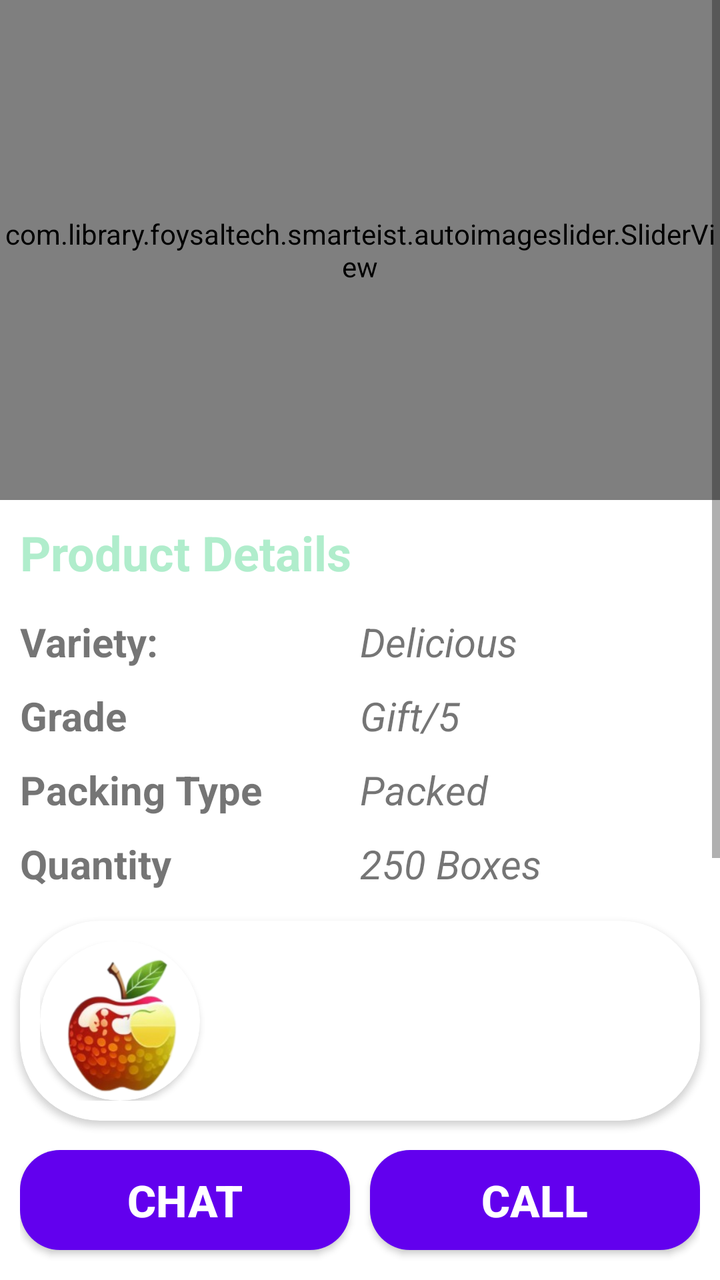
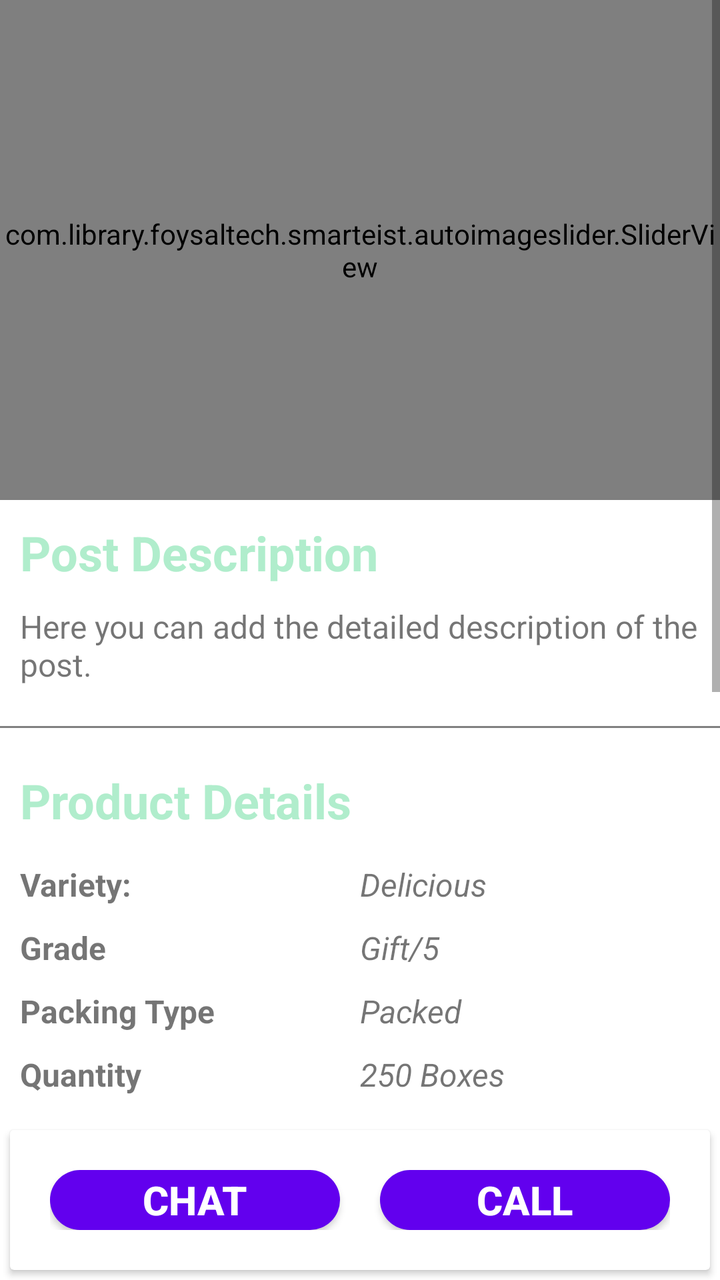

Screens rendered from an Android XML layout before and after an edit, with the pre-edit source and the edit as a unified diff.
<!-- AndroidManifest.xml: application theme Theme.AgroMart -->
<!-- res/layout/activity_post.xml -->
<?xml version="1.0" encoding="utf-8"?>
<androidx.constraintlayout.widget.ConstraintLayout xmlns:android="http://schemas.android.com/apk/res/android"
    xmlns:app="http://schemas.android.com/apk/res-auto"
    xmlns:tools="http://schemas.android.com/tools"
    android:layout_width="match_parent"
    android:layout_height="match_parent"
    tools:context=".PostActivity">

    <ScrollView
        android:id="@+id/scrollView2"
        android:layout_width="match_parent"
        android:layout_height="0dp"
        app:layout_constraintEnd_toEndOf="parent"
        app:layout_constraintStart_toStartOf="parent"
        app:layout_constraintTop_toTopOf="parent"
        app:layout_constraintBottom_toTopOf="@+id/buttonContainer"
        tools:ignore="SpeakableTextPresentCheck">

        <LinearLayout
            android:layout_width="match_parent"
            android:layout_height="wrap_content"
            android:orientation="vertical">

            <com.library.foysaltech.smarteist.autoimageslider.SliderView
                android:id="@+id/slider"
                android:layout_width="match_parent"
                android:layout_height="250dp"
                app:sliderAnimationDuration="600"
                app:sliderAutoCycleDirection="back_and_forth"
                app:sliderStartAutoCycle="true"
                app:sliderIndicatorAnimationDuration="600"
                app:sliderIndicatorEnabled="true"
                app:sliderIndicatorGravity="center_horizontal|bottom"
                app:sliderIndicatorMargin="15dp"
                app:sliderIndicatorOrientation="horizontal"
                app:sliderIndicatorPadding="3dp"
                app:sliderIndicatorRadius="2dp"
                app:sliderIndicatorSelectedColor="#5A5A5A"
                app:sliderIndicatorUnselectedColor="#FFF"
                app:sliderScrollTimeInSec="1" />

            <TextView
                android:layout_width="wrap_content"
                android:layout_height="wrap_content"
                android:text="@string/product_details"
                android:textSize="24sp"
                android:textStyle="bold"
                android:layout_margin="10dp"
                android:textColor="@color/bg_color"/>

            <LinearLayout
                android:layout_width="match_parent"
                android:layout_height="wrap_content"
                android:orientation="horizontal"
                android:layout_marginHorizontal="10dp"
                android:layout_marginVertical="5dp"
                android:weightSum="2">

                <TextView
                    android:layout_width="0dp"
                    android:layout_weight="1"
                    android:layout_height="wrap_content"
                    android:text="@string/variety"
                    android:textSize="20sp"
                    android:textStyle="bold"/>

                <TextView
                    android:id="@+id/post_variety"
                    android:layout_width="0dp"
                    android:layout_weight="1"
                    android:layout_height="wrap_content"
                    android:text="@string/delicious"
                    android:textSize="20sp"
                    android:textStyle="italic"/>

            </LinearLayout>

            <LinearLayout
                android:layout_width="match_parent"
                android:layout_height="wrap_content"
                android:orientation="horizontal"
                android:layout_marginHorizontal="10dp"
                android:layout_marginVertical="5dp"
                android:weightSum="2">

                <TextView
                    android:layout_width="0dp"
                    android:layout_weight="1"
                    android:layout_height="wrap_content"
                    android:text="@string/grade"
                    android:textSize="20sp"
                    android:textStyle="bold"/>

                <TextView
                    android:id="@+id/post_grade"
                    android:layout_width="0dp"
                    android:layout_weight="1"
                    android:layout_height="wrap_content"
                    android:text="@string/gift_5"
                    android:textSize="20sp"
                    android:textStyle="italic"/>

            </LinearLayout>

            <LinearLayout
                android:layout_width="match_parent"
                android:layout_height="wrap_content"
                android:orientation="horizontal"
                android:layout_marginHorizontal="10dp"
                android:layout_marginVertical="5dp"
                android:weightSum="2">

                <TextView
                    android:layout_width="0dp"
                    android:layout_weight="1"
                    android:layout_height="wrap_content"
                    android:text="@string/packing_type"
                    android:textSize="20sp"
                    android:textStyle="bold"/>

                <TextView
                    android:id="@+id/post_packing"
                    android:layout_width="0dp"
                    android:layout_weight="1"
                    android:layout_height="wrap_content"
                    android:text="@string/packed"
                    android:textSize="20sp"
                    android:textStyle="italic"/>

            </LinearLayout>

            <LinearLayout
                android:layout_width="match_parent"
                android:layout_height="wrap_content"
                android:orientation="horizontal"
                android:layout_marginHorizontal="10dp"
                android:layout_marginVertical="5dp"
                android:weightSum="2">

                <TextView
                    android:layout_width="0dp"
                    android:layout_weight="1"
                    android:layout_height="wrap_content"
                    android:text="@string/quantity"
                    android:textSize="20sp"
                    android:textStyle="bold"/>

                <TextView
                    android:id="@+id/post_quantity"
                    android:layout_width="0dp"
                    android:layout_weight="1"
                    android:layout_height="wrap_content"
                    android:text="@string/_250_boxes"
                    android:textSize="20sp"
                    android:textStyle="italic"/>

            </LinearLayout>

            <androidx.cardview.widget.CardView
                android:layout_width="match_parent"
                android:layout_height="wrap_content"
                android:layout_margin="10dp"
                android:elevation="12dp"
                app:cardCornerRadius="40dp">

                <LinearLayout
                    android:layout_width="match_parent"
                    android:layout_height="wrap_content"
                    android:layout_margin="10dp"
                    android:orientation="horizontal"
                    android:gravity="center_vertical">

                    <androidx.cardview.widget.CardView
                        android:layout_width="80dp"
                        android:layout_height="80dp"
                        android:elevation="12dp"
                        app:cardCornerRadius="40dp">

                        <ImageView
                            android:layout_height="80dp"
                            android:layout_width="match_parent"
                            android:id="@+id/imageView1"
                            android:contentDescription="@string/todo"
                            android:src="@drawable/logo"
                            android:scaleType="centerCrop"/>

                    </androidx.cardview.widget.CardView>

                    <LinearLayout
                        android:layout_width="match_parent"
                        android:layout_height="wrap_content"
                        android:layout_marginStart="20dp"
                        android:orientation="vertical">

                        <TextView
                            android:id="@+id/full_name"
                            android:layout_width="wrap_content"
                            android:layout_height="wrap_content"
                            android:textStyle="bold"
                            android:textSize="22sp"/>

                        <TextView
                            android:id="@+id/post_address_2"
                            android:layout_width="wrap_content"
                            android:layout_height="wrap_content"
                            android:textSize="16sp"/>

                    </LinearLayout>

                </LinearLayout>

            </androidx.cardview.widget.CardView>

            <TextView
                android:layout_width="wrap_content"
                android:layout_height="wrap_content"
                android:text="@string/owner_details"
                android:textSize="24sp"
                android:textStyle="bold"
                android:layout_margin="10dp"
                android:textColor="@color/bg_color"/>

            <LinearLayout
                android:layout_width="match_parent"
                android:layout_height="wrap_content"
                android:orientation="horizontal"
                android:layout_marginHorizontal="10dp"
                android:layout_marginVertical="5dp"
                android:weightSum="2">

                <TextView
                    android:layout_width="0dp"
                    android:layout_weight="1"
                    android:layout_height="wrap_content"
                    android:text="@string/name"
                    android:textSize="20sp"
                    android:textStyle="bold"/>

                <TextView
                    android:id="@+id/post_user_name"
                    android:layout_width="0dp"
                    android:layout_weight="1"
                    android:layout_height="wrap_content"
                    android:text="kousar Ali"
                    android:textSize="20sp"
                    android:textStyle="italic"/>

            </LinearLayout>

            <LinearLayout
                android:layout_width="match_parent"
                android:layout_height="wrap_content"
                android:orientation="horizontal"
                android:layout_marginHorizontal="10dp"
                android:layout_marginVertical="5dp"
                android:weightSum="2">

                <TextView
                    android:layout_width="0dp"
                    android:layout_weight="1"
                    android:layout_height="wrap_content"
                    android:text="@string/address"
                    android:textSize="20sp"
                    android:textStyle="bold"/>

                <TextView
                    android:id="@+id/post_user_address"
                    android:layout_width="0dp"
                    android:layout_weight="1"
                    android:layout_height="wrap_content"
                    android:text="061 Mastpora Keller Shopian J&amp;K"
                    android:textSize="20sp"
                    android:textStyle="italic"/>

            </LinearLayout>

            <LinearLayout
                android:layout_width="match_parent"
                android:layout_height="wrap_content"
                android:orientation="horizontal"
                android:layout_marginHorizontal="10dp"
                android:layout_marginVertical="5dp"
                android:weightSum="2">

                <TextView
                    android:layout_width="0dp"
                    android:layout_weight="1"
                    android:layout_height="wrap_content"
                    android:text="@string/phone_number"
                    android:textSize="20sp"
                    android:textStyle="bold"/>

                <TextView
                    android:id="@+id/post_user_phone"
                    android:layout_width="0dp"
                    android:layout_weight="1"
                    android:layout_height="wrap_content"
                    android:text="7006656521"
                    android:textSize="20sp"
                    android:textStyle="italic"/>

            </LinearLayout>

        </LinearLayout>

    </ScrollView>

    <LinearLayout
        android:id="@+id/buttonContainer"
        android:layout_width="match_parent"
        android:layout_height="70dp"
        android:orientation="horizontal"
        android:paddingVertical="5dp"
        android:paddingHorizontal="10dp"
        android:weightSum="2"
        app:layout_constraintBottom_toBottomOf="parent"
        app:layout_constraintEnd_toEndOf="parent"
        app:layout_constraintStart_toStartOf="parent">

        <androidx.appcompat.widget.AppCompatButton
            android:id="@+id/chat_btn"
            android:layout_width="0dp"
            android:layout_weight="1"
            android:layout_height="50dp"
            android:text="@string/chat"
            android:background="@drawable/button_bg"
            android:textSize="22sp"
            android:textStyle="bold"
            android:textColor="@color/white"
            android:layout_marginEnd="5dp" />

        <androidx.appcompat.widget.AppCompatButton
            android:id="@+id/call_btn"
            android:layout_width="0dp"
            android:layout_weight="1"
            android:layout_height="50dp"
            android:text="@string/call"
            android:background="@drawable/button_bg"
            android:textSize="22sp"
            android:textStyle="bold"
            android:textColor="@color/white"
            android:layout_marginStart="5dp" />

    </LinearLayout>

</androidx.constraintlayout.widget.ConstraintLayout>
<!-- resources referenced by this layout -->
<resources>
  <color name="bg_color">#B0EDCC</color>
  <color name="white">#FFFFFFFF</color>
  <!-- drawable button_bg (drawable) -->
  <?xml version="1.0" encoding="utf-8"?>
  
  <shape xmlns:android="http://schemas.android.com/apk/res/android">
      <corners android:radius="20dp"/>
      <solid android:color="@color/purple_500" />
  </shape>
  <!-- drawable logo: png bitmap (drawable-v24, 40477 bytes) -->
  <string name="_250_boxes">250 Boxes</string>
  <string name="address">address</string>
  <string name="call">Call</string>
  <string name="chat">Chat</string>
  <string name="delicious">Delicious</string>
  <string name="gift_5">Gift/5</string>
  <string name="grade">Grade</string>
  <string name="name">Name</string>
  <string name="owner_details">Owner Details</string>
  <string name="packed">Packed</string>
  <string name="packing_type">Packing Type</string>
  <string name="phone_number">Phone Number</string>
  <string name="product_details">Product Details</string>
  <string name="quantity">Quantity</string>
  <string name="todo">TODO</string>
  <string name="variety">Variety:</string>
  <style name="Theme.AgroMart" parent="Theme.MaterialComponents.DayNight.NoActionBar">
          
          <item name="colorPrimary">@color/bg_color</item>
          <item name="colorPrimaryVariant">@color/purple_700</item>
          <item name="colorOnPrimary">@color/white</item>
          
          <item name="colorSecondary">@color/teal_200</item>
          <item name="colorSecondaryVariant">@color/teal_700</item>
          <item name="colorOnSecondary">@color/black</item>
          
          <item name="android:statusBarColor">?attr/colorPrimaryVariant</item>
          
          <item name="android:popupMenuStyle">@color/white</item>
      </style>
  <color name="purple_500">#FF6200EE</color>
  <color name="purple_700">#FF3700B3</color>
  <color name="teal_200">#FF03DAC5</color>
  <color name="teal_700">#FF018786</color>
  <color name="black">#FF000000</color>
</resources>

<!-- the commit's change to res/layout/activity_post.xml (unified diff, before → after) -->
@@ -6,6 +6,7 @@
     android:layout_height="match_parent"
     tools:context=".PostActivity">
 
+    
     <ScrollView
         android:id="@+id/scrollView2"
         android:layout_width="match_parent"
@@ -19,8 +20,10 @@
         <LinearLayout
             android:layout_width="match_parent"
             android:layout_height="wrap_content"
-            android:orientation="vertical">
-
+            android:orientation="vertical"
+            tools:ignore="ExtraText">
+
+            
             <com.library.foysaltech.smarteist.autoimageslider.SliderView
                 android:id="@+id/slider"
                 android:layout_width="match_parent"
@@ -39,6 +42,32 @@
                 app:sliderIndicatorUnselectedColor="#FFF"
                 app:sliderScrollTimeInSec="1" />
 
+            
+            <TextView
+                android:layout_width="wrap_content"
+                android:layout_height="wrap_content"
+                android:text="@string/post_description"
+                android:textSize="24sp"
+                android:textStyle="bold"
+                android:layout_margin="10dp"
+                android:textColor="@color/bg_color" />
+
+            <TextView
+                android:id="@+id/post_description"
+                android:layout_width="match_parent"
+                android:layout_height="wrap_content"
+                android:text="@string/description_content"
+                android:textSize="16sp"
+                android:layout_marginHorizontal="10dp"
+                android:layout_marginBottom="10dp" />
+
+            <View
+                android:layout_width="match_parent"
+                android:layout_height="1dp"
+                android:background="@color/gray"
+                android:layout_marginVertical="10dp" />
+
+            
             <TextView
                 android:layout_width="wrap_content"
                 android:layout_height="wrap_content"
@@ -46,8 +75,9 @@
                 android:textSize="24sp"
                 android:textStyle="bold"
                 android:layout_margin="10dp"
-                android:textColor="@color/bg_color"/>
-
+                android:textColor="@color/bg_color" />
+
+            
             <LinearLayout
                 android:layout_width="match_parent"
                 android:layout_height="wrap_content"
@@ -61,8 +91,8 @@
                     android:layout_weight="1"
                     android:layout_height="wrap_content"
                     android:text="@string/variety"
-                    android:textSize="20sp"
-                    android:textStyle="bold"/>
+                    android:textSize="16sp"
+                    android:textStyle="bold" />
 
                 <TextView
                     android:id="@+id/post_variety"
@@ -70,11 +100,10 @@
                     android:layout_weight="1"
                     android:layout_height="wrap_content"
                     android:text="@string/delicious"
-                    android:textSize="20sp"
-                    android:textStyle="italic"/>
-
-            </LinearLayout>
-
+                    android:textSize="16sp"
+                    android:textStyle="italic" />
+
+            </LinearLayout>
             <LinearLayout
                 android:layout_width="match_parent"
                 android:layout_height="wrap_content"
@@ -88,7 +117,7 @@
                     android:layout_weight="1"
                     android:layout_height="wrap_content"
                     android:text="@string/grade"
-                    android:textSize="20sp"
+                    android:textSize="16sp"
                     android:textStyle="bold"/>
 
                 <TextView
@@ -97,7 +126,7 @@
                     android:layout_weight="1"
                     android:layout_height="wrap_content"
                     android:text="@string/gift_5"
-                    android:textSize="20sp"
+                    android:textSize="16sp"
                     android:textStyle="italic"/>
 
             </LinearLayout>
@@ -115,7 +144,7 @@
                     android:layout_weight="1"
                     android:layout_height="wrap_content"
                     android:text="@string/packing_type"
-                    android:textSize="20sp"
+                    android:textSize="16sp"
                     android:textStyle="bold"/>
 
                 <TextView
@@ -124,7 +153,7 @@
                     android:layout_weight="1"
                     android:layout_height="wrap_content"
                     android:text="@string/packed"
-                    android:textSize="20sp"
+                    android:textSize="16sp"
                     android:textStyle="italic"/>
 
             </LinearLayout>
@@ -142,7 +171,7 @@
                     android:layout_weight="1"
                     android:layout_height="wrap_content"
                     android:text="@string/quantity"
-                    android:textSize="20sp"
+                    android:textSize="16sp"
                     android:textStyle="bold"/>
 
                 <TextView
@@ -151,66 +180,14 @@
                     android:layout_weight="1"
                     android:layout_height="wrap_content"
                     android:text="@string/_250_boxes"
-                    android:textSize="20sp"
-                    android:textStyle="italic"/>
-
-            </LinearLayout>
-
-            <androidx.cardview.widget.CardView
-                android:layout_width="match_parent"
-                android:layout_height="wrap_content"
-                android:layout_margin="10dp"
-                android:elevation="12dp"
-                app:cardCornerRadius="40dp">
-
-                <LinearLayout
-                    android:layout_width="match_parent"
-                    android:layout_height="wrap_content"
-                    android:layout_margin="10dp"
-                    android:orientation="horizontal"
-                    android:gravity="center_vertical">
-
-                    <androidx.cardview.widget.CardView
-                        android:layout_width="80dp"
-                        android:layout_height="80dp"
-                        android:elevation="12dp"
-                        app:cardCornerRadius="40dp">
-
-                        <ImageView
-                            android:layout_height="80dp"
-                            android:layout_width="match_parent"
-                            android:id="@+id/imageView1"
-                            android:contentDescription="@string/todo"
-                            android:src="@drawable/logo"
-                            android:scaleType="centerCrop"/>
-
-                    </androidx.cardview.widget.CardView>
-
-                    <LinearLayout
-                        android:layout_width="match_parent"
-                        android:layout_height="wrap_content"
-                        android:layout_marginStart="20dp"
-                        android:orientation="vertical">
-
-                        <TextView
-                            android:id="@+id/full_name"
-                            android:layout_width="wrap_content"
-                            android:layout_height="wrap_content"
-                            android:textStyle="bold"
-                            android:textSize="22sp"/>
-
-                        <TextView
-                            android:id="@+id/post_address_2"
-                            android:layout_width="wrap_content"
-                            android:layout_height="wrap_content"
-                            android:textSize="16sp"/>
-
-                    </LinearLayout>
-
-                </LinearLayout>
-
-            </androidx.cardview.widget.CardView>
-
+                    android:textSize="16sp"
+                    android:textStyle="italic"/>
+
+            </LinearLayout>
+
+            
+
+            
             <TextView
                 android:layout_width="wrap_content"
                 android:layout_height="wrap_content"
@@ -218,7 +195,7 @@
                 android:textSize="24sp"
                 android:textStyle="bold"
                 android:layout_margin="10dp"
-                android:textColor="@color/bg_color"/>
+                android:textColor="@color/bg_color" />
 
             <LinearLayout
                 android:layout_width="match_parent"
@@ -233,8 +210,8 @@
                     android:layout_weight="1"
                     android:layout_height="wrap_content"
                     android:text="@string/name"
-                    android:textSize="20sp"
-                    android:textStyle="bold"/>
+                    android:textSize="16sp"
+                    android:textStyle="bold" />
 
                 <TextView
                     android:id="@+id/post_user_name"
@@ -242,11 +219,10 @@
                     android:layout_weight="1"
                     android:layout_height="wrap_content"
                     android:text="kousar Ali"
-                    android:textSize="20sp"
-                    android:textStyle="italic"/>
-
-            </LinearLayout>
-
+                    android:textSize="16sp"
+                    android:textStyle="italic" />
+
+            </LinearLayout>
             <LinearLayout
                 android:layout_width="match_parent"
                 android:layout_height="wrap_content"
@@ -260,7 +236,7 @@
                     android:layout_weight="1"
                     android:layout_height="wrap_content"
                     android:text="@string/address"
-                    android:textSize="20sp"
+                    android:textSize="16sp"
                     android:textStyle="bold"/>
 
                 <TextView
@@ -269,7 +245,7 @@
                     android:layout_weight="1"
                     android:layout_height="wrap_content"
                     android:text="061 Mastpora Keller Shopian J&amp;K"
-                    android:textSize="20sp"
+                    android:textSize="16sp"
                     android:textStyle="italic"/>
 
             </LinearLayout>
@@ -287,7 +263,7 @@
                     android:layout_weight="1"
                     android:layout_height="wrap_content"
                     android:text="@string/phone_number"
-                    android:textSize="20sp"
+                    android:textSize="16sp"
                     android:textStyle="bold"/>
 
                 <TextView
@@ -300,47 +276,98 @@
                     android:textStyle="italic"/>
 
             </LinearLayout>
+            <TextView
+                android:layout_width="wrap_content"
+                android:layout_height="wrap_content"
+                android:text="comments"
+                android:textSize="24sp"
+                android:textStyle="bold"
+                android:layout_margin="10dp"
+                android:textColor="@color/bg_color" />
+
+
+          >
+
+            
+
+
+                <EditText
+                    android:id="@+id/comment_input"
+                    android:layout_width="match_parent"
+                    android:layout_height="wrap_content"
+                    android:layout_margin="10dp"
+                    android:hint="@string/write_commits"
+                    android:minHeight="48dp"
+                    android:padding="10dp" />
+
+                <Button
+                    android:id="@+id/submit_comment"
+                    android:layout_width="wrap_content"
+                    android:layout_height="wrap_content"
+                    android:text="@string/submit"
+                    android:layout_gravity="end"
+                    android:layout_marginHorizontal="10dp"
+                    android:layout_marginBottom="10dp"
+                    android:background="@drawable/button_bg"
+                    android:textColor="@color/white" />
+
+            <androidx.recyclerview.widget.RecyclerView
+                android:padding="10dp"
+                android:id="@+id/commints_recycler_view"
+                android:layout_width="match_parent"
+                android:layout_height="wrap_content">
+
+            </androidx.recyclerview.widget.RecyclerView>
+
 
         </LinearLayout>
 
     </ScrollView>
 
-    <LinearLayout
+    
+    <androidx.cardview.widget.CardView
         android:id="@+id/buttonContainer"
         android:layout_width="match_parent"
         android:layout_height="70dp"
-        android:orientation="horizontal"
-        android:paddingVertical="5dp"
-        android:paddingHorizontal="10dp"
-        android:weightSum="2"
+        android:layout_margin="5dp"
         app:layout_constraintBottom_toBottomOf="parent"
         app:layout_constraintEnd_toEndOf="parent"
         app:layout_constraintStart_toStartOf="parent">
 
-        <androidx.appcompat.widget.AppCompatButton
-            android:id="@+id/chat_btn"
-            android:layout_width="0dp"
-            android:layout_weight="1"
-            android:layout_height="50dp"
-            android:text="@string/chat"
-            android:background="@drawable/button_bg"
-            android:textSize="22sp"
-            android:textStyle="bold"
-            android:textColor="@color/white"
-            android:layout_marginEnd="5dp" />
-
-        <androidx.appcompat.widget.AppCompatButton
-            android:id="@+id/call_btn"
-            android:layout_width="0dp"
-            android:layout_weight="1"
-            android:layout_height="50dp"
-            android:text="@string/call"
-            android:background="@drawable/button_bg"
-            android:textSize="22sp"
-            android:textStyle="bold"
-            android:textColor="@color/white"
-            android:layout_marginStart="5dp" />
-
-    </LinearLayout>
+        <LinearLayout
+            android:layout_width="match_parent"
+            android:layout_height="match_parent"
+            android:orientation="horizontal"
+            android:layout_margin="10dp"
+            android:weightSum="2"
+            android:padding="10dp">
+
+            <androidx.appcompat.widget.AppCompatButton
+                android:id="@+id/chat_btn"
+                android:layout_width="0dp"
+                android:layout_weight="1"
+                android:layout_height="match_parent"
+               android:layout_marginEnd="10dp"
+                android:text="@string/chat"
+                android:background="@drawable/button_bg"
+                android:textSize="20sp"
+                android:textStyle="bold"
+                android:textColor="@color/white" />
+
+            <androidx.appcompat.widget.AppCompatButton
+                android:layout_marginStart="10dp"
+                android:id="@+id/call_btn"
+                android:layout_width="0dp"
+                android:layout_weight="1"
+                android:layout_height="match_parent"
+                android:text="@string/call"
+                android:background="@drawable/button_bg"
+                android:textSize="20sp"
+                android:textStyle="bold"
+                android:textColor="@color/white" />
+
+        </LinearLayout>
+
+    </androidx.cardview.widget.CardView>
 
 </androidx.constraintlayout.widget.ConstraintLayout>
<!-- resource entries referenced after the edit -->
@@ -1,6 +1,7 @@
 <!-- resources referenced by this layout -->
 <resources>
   <color name="bg_color">#B0EDCC</color>
+  <color name="gray">#808080</color>
   <color name="white">#FFFFFFFF</color>
   <!-- drawable button_bg (drawable) -->
   <?xml version="1.0" encoding="utf-8"?>
@@ -9,12 +10,12 @@
       <corners android:radius="20dp"/>
       <solid android:color="@color/purple_500" />
   </shape>
-  <!-- drawable logo: png bitmap (drawable-v24, 40477 bytes) -->
   <string name="_250_boxes">250 Boxes</string>
   <string name="address">address</string>
   <string name="call">Call</string>
   <string name="chat">Chat</string>
   <string name="delicious">Delicious</string>
+  <string name="description_content">Here you can add the detailed description of the post.</string>
   <string name="gift_5">Gift/5</string>
   <string name="grade">Grade</string>
   <string name="name">Name</string>
@@ -22,10 +23,12 @@
   <string name="packed">Packed</string>
   <string name="packing_type">Packing Type</string>
   <string name="phone_number">Phone Number</string>
+  <string name="post_description">Post Description</string>
   <string name="product_details">Product Details</string>
   <string name="quantity">Quantity</string>
-  <string name="todo">TODO</string>
+  <string name="submit">Submit</string>
   <string name="variety">Variety:</string>
+  <string name="write_commits">Write your comment here</string>
   <style name="Theme.AgroMart" parent="Theme.MaterialComponents.DayNight.NoActionBar">
           
           <item name="colorPrimary">@color/bg_color</item>
